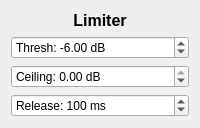
Old version of the form cpp-analyzer/src/ui/widgets/limiterwidget.ui in the repository FedarKryvitski/Spectrum-analyzer.
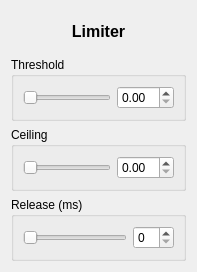
New version of the form.

Patch:
```diff
--- a/cpp-analyzer/src/ui/widgets/limiterwidget.ui
+++ b/cpp-analyzer/src/ui/widgets/limiterwidget.ui
@@ -2,77 +2,109 @@
 <ui version="4.0">
  <class>LimiterWidget</class>
  <widget class="QWidget" name="LimiterWidget">
-  <layout class="QVBoxLayout" name="verticalLayout">
+  <property name="geometry">
+   <rect>
+    <x>0</x>
+    <y>0</y>
+    <width>197</width>
+    <height>272</height>
+   </rect>
+  </property>
+  <layout class="QVBoxLayout" name="rootLayout">
    <item>
-    <widget class="QLabel" name="labelTitle">
+    <widget class="QLabel" name="title">
+     <property name="styleSheet">
+      <string>font-size:16px;font-weight:bold;</string>
+     </property>
      <property name="text">
       <string>Limiter</string>
      </property>
      <property name="alignment">
       <set>Qt::AlignCenter</set>
      </property>
-     <property name="styleSheet">
-      <string>font-size: 16px; font-weight: bold;</string>
-     </property>
     </widget>
    </item>
    <item>
-    <widget class="QDoubleSpinBox" name="thresholdSpin">
-     <property name="prefix">
-      <string>Thresh: </string>
+    <widget class="QGroupBox" name="thresholdGroup">
+     <property name="title">
+      <string>Threshold</string>
      </property>
-     <property name="suffix">
-      <string> dB</string>
-     </property>
+     <layout class="QGridLayout">
+      <item row="0" column="0">
+       <widget class="QSlider" name="thresholdSlider">
      <property name="minimum">
-      <double>-60.0</double>
+         <number>0</number>
      </property>
      <property name="maximum">
-      <double>0.0</double>
-     </property>
-     <property name="value">
-      <double>-6.0</double>
+         <number>100</number>
+        </property>
+        <property name="orientation">
+         <enum>Qt::Orientation::Horizontal</enum>
      </property>
     </widget>
    </item>
+      <item row="0" column="1">
+       <widget class="QDoubleSpinBox" name="thresholdSpin"/>
+      </item>
+     </layout>
+    </widget>
+   </item>
    <item>
-    <widget class="QDoubleSpinBox" name="ceilingSpin">
-     <property name="prefix">
-      <string>Ceiling: </string>
+    <widget class="QGroupBox" name="ceilingGroup">
+     <property name="title">
+      <string>Ceiling</string>
      </property>
-     <property name="suffix">
-      <string> dB</string>
-     </property>
+     <layout class="QGridLayout">
+      <item row="0" column="0">
+       <widget class="QSlider" name="ceilingSlider">
      <property name="minimum">
-      <double>-20.0</double>
+         <number>0</number>
      </property>
      <property name="maximum">
-      <double>0.0</double>
-     </property>
-     <property name="value">
-      <double>0.0</double>
+         <number>100</number>
+        </property>
+        <property name="orientation">
+         <enum>Qt::Orientation::Horizontal</enum>
      </property>
     </widget>
    </item>
+      <item row="0" column="1">
+       <widget class="QDoubleSpinBox" name="ceilingSpin"/>
+      </item>
+     </layout>
+    </widget>
+   </item>
    <item>
-    <widget class="QSpinBox" name="releaseSpin">
-     <property name="prefix">
-      <string>Release: </string>
+    <widget class="QGroupBox" name="releaseGroup">
+     <property name="title">
+      <string>Release (ms)</string>
      </property>
-     <property name="suffix">
-      <string> ms</string>
-     </property>
+     <layout class="QGridLayout">
+      <item row="0" column="0">
+       <widget class="QSlider" name="releaseSlider">
      <property name="minimum">
       <number>1</number>
      </property>
      <property name="maximum">
       <number>1000</number>
      </property>
-     <property name="value">
-      <number>100</number>
+        <property name="orientation">
+         <enum>Qt::Orientation::Horizontal</enum>
      </property>
     </widget>
    </item>
-  </layout>
- </widget>
+      <item row="0" column="1">
+       <widget class="QSpinBox" name="releaseSpin">
+        <property name="singleStep">
+         <number>10</number>
+        </property>
+       </widget>
+      </item>
+     </layout>
+    </widget>
+   </item>
+  </layout>
+ </widget>
+ <resources/>
+ <connections/>
 </ui>
```
Left out of the diff: 2 changed lines with no effect on the pictures. Lines whose indentation alone changed are shown as unchanged.
